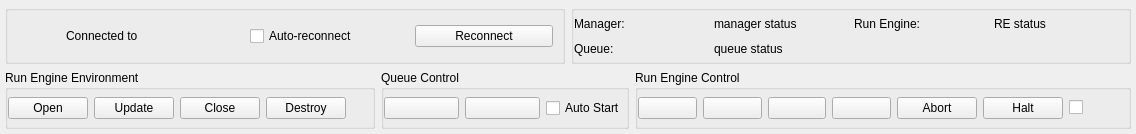
Qt form src/QSview/resources/status.ui (BCDA-APS/QSview) before a commit.
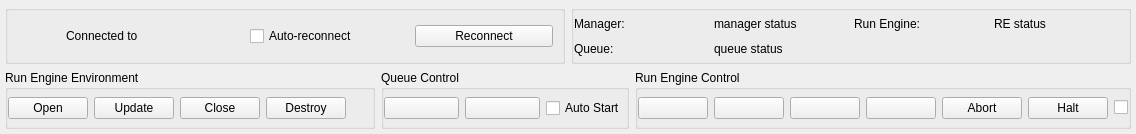
The same form after that commit. Icons and pictures are not drawn.

Commit message:
Add advanced mode toggle to hide/show advanced control buttons
- Added advancedCheckBox to status.ui with tooltip
- Implemented do_advanced_mode() to toggle visibility of advanced buttons
- Advanced buttons hidden by default (halt, abort, stop, destroy, update)
- Advanced checkbox explicitly initialized to unchecked for consistency
- Removed unused PlanEditorWidget import from mainwindow.py

What changed in the file:
```diff
--- a/src/QSview/resources/status.ui
+++ b/src/QSview/resources/status.ui
@@ -538,6 +538,12 @@
          </item>
          <item>
           <widget class="QCheckBox" name="advancedCheckBox">
+           <property name="sizePolicy">
+            <sizepolicy hsizetype="Fixed" vsizetype="Fixed">
+             <horstretch>0</horstretch>
+             <verstretch>0</verstretch>
+            </sizepolicy>
+           </property>
            <property name="toolTip">
             <string>Enable/disable advanced mode</string>
            </property>
```
The commit also changes 2 other files.
